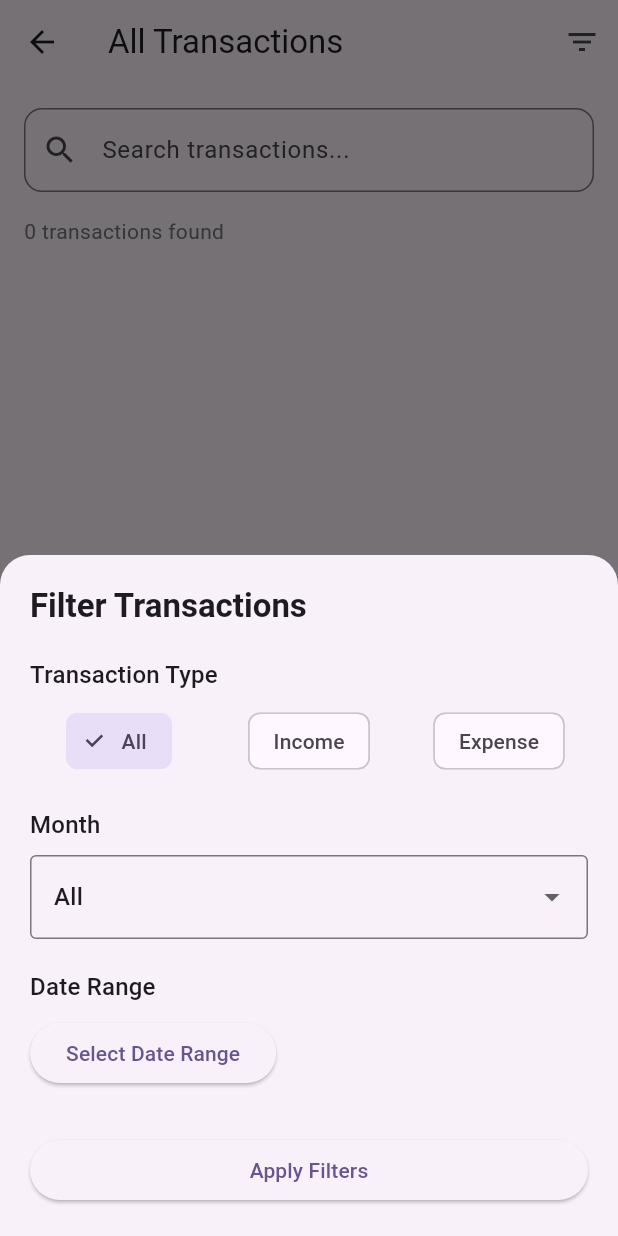
After one commit to mmsoftware100/eain-thone-mobile-app-flutter, a Flutter app: the TransactionListScreen screen opened directly, after a tap on the "filter list" icon, on a phone screen of 412 x 824 dp. The commit adds this screen. Run offline on Flutter 3.47's test engine with Material 3 defaults, Android fonts, the phone set to English and light mode, and no system bars; our stand-ins replace connectivity_plus, dio, shared_preferences, sqflite; accounts and stored records are empty.

Commit message:
transactin list updated

```diff
--- /dev/null
+++ b/lib/screens/transaction_list_screen.dart
@@ -0,0 +1,554 @@
+import 'package:flutter/material.dart';
+import 'package:provider/provider.dart';
+import 'package:intl/intl.dart';
+import '../providers/transaction_provider.dart';
+import '../models/transaction.dart';
+import 'transaction_detail_screen.dart';
+import 'transaction_form_screen.dart';
+
+class TransactionListScreen extends StatefulWidget {
+  const TransactionListScreen({super.key});
+
+  @override
+  State<TransactionListScreen> createState() => _TransactionListScreenState();
+}
+
+class _TransactionListScreenState extends State<TransactionListScreen> {
+  // Filter states
+  TransactionType? _selectedType;
+  DateTime? _startDate;
+  DateTime? _endDate;
+  String _selectedMonth = 'All';
+
+  // Pagination
+  final int _itemsPerPage = 20;
+  int _currentPage = 0;
+
+  // Search
+  final TextEditingController _searchController = TextEditingController();
+  String _searchQuery = '';
+
+  @override
+  void initState() {
+    super.initState();
+    _searchController.addListener(() {
+      setState(() {
+        _searchQuery = _searchController.text.toLowerCase();
+        _currentPage = 0; // Reset to first page when searching
+      });
+    });
+  }
+
+  @override
+  void dispose() {
+    _searchController.dispose();
+    super.dispose();
+  }
+
+  List<Transaction> _getFilteredTransactions(List<Transaction> transactions) {
+    List<Transaction> filtered = transactions;
+
+    // Filter by search query
+    if (_searchQuery.isNotEmpty) {
+      filtered = filtered.where((transaction) {
+        return transaction.description.toLowerCase().contains(_searchQuery) ||
+               transaction.category.toLowerCase().contains(_searchQuery);
+      }).toList();
+    }
+
+    // Filter by transaction type
+    if (_selectedType != null) {
+      filtered = filtered.where((transaction) => transaction.type == _selectedType).toList();
+    }
+
+    // Filter by date range
+    if (_startDate != null && _endDate != null) {
+      filtered = filtered.where((transaction) {
+        return transaction.date.isAfter(_startDate!.subtract(const Duration(days: 1))) &&
+               transaction.date.isBefore(_endDate!.add(const Duration(days: 1)));
+      }).toList();
+    }
+
+    // Filter by month
+    if (_selectedMonth != 'All') {
+      final monthIndex = _getMonthIndex(_selectedMonth);
+      filtered = filtered.where((transaction) {
+        return transaction.date.month == monthIndex;
+      }).toList();
+    }
+
+    // Sort by date (newest first)
+    filtered.sort((a, b) => b.date.compareTo(a.date));
+
+    return filtered;
+  }
+
+  List<Transaction> _getPaginatedTransactions(List<Transaction> transactions) {
+    final startIndex = _currentPage * _itemsPerPage;
+    final endIndex = (startIndex + _itemsPerPage).clamp(0, transactions.length);
+
+    if (startIndex >= transactions.length) return [];
+
+    return transactions.sublist(startIndex, endIndex);
+  }
+
+  int _getMonthIndex(String monthName) {
+    const months = [
+      'January', 'February', 'March', 'April', 'May', 'June',
+      'July', 'August', 'September', 'October', 'November', 'December'
+    ];
+    return months.indexOf(monthName) + 1;
+  }
+
+  Future<void> _selectDateRange() async {
+    final DateTimeRange? picked = await showDateRangePicker(
+      context: context,
+      firstDate: DateTime(2020),
+      lastDate: DateTime.now(),
+      initialDateRange: _startDate != null && _endDate != null
+          ? DateTimeRange(start: _startDate!, end: _endDate!)
+          : null,
+    );
+
+    if (picked != null) {
+      setState(() {
+        _startDate = picked.start;
+        _endDate = picked.end;
+        _selectedMonth = 'All'; // Reset month filter when date range is selected
+        _currentPage = 0;
+      });
+    }
+  }
+
+  void _clearFilters() {
+    setState(() {
+      _selectedType = null;
+      _startDate = null;
+      _endDate = null;
+      _selectedMonth = 'All';
+      _searchController.clear();
+      _searchQuery = '';
+      _currentPage = 0;
+    });
+  }
+
+  @override
+  Widget build(BuildContext context) {
+    return Scaffold(
+      appBar: AppBar(
+        title: const Text('All Transactions'),
+        elevation: 0,
+        actions: [
+          IconButton(
+            icon: const Icon(Icons.filter_list),
+            onPressed: _showFilterBottomSheet,
+          ),
+        ],
+      ),
+      body: Consumer<TransactionProvider>(
+        builder: (context, transactionProvider, child) {
+          if (transactionProvider.isLoading) {
+            return const Center(child: CircularProgressIndicator());
+          }
+
+          final filteredTransactions = _getFilteredTransactions(transactionProvider.transactions);
+          final paginatedTransactions = _getPaginatedTransactions(filteredTransactions);
+          final totalPages = (filteredTransactions.length / _itemsPerPage).ceil();
+
+          return Column(
+            children: [
+              // Search Bar
+              Padding(
+                padding: const EdgeInsets.all(16.0),
+                child: TextField(
+                  controller: _searchController,
+                  decoration: InputDecoration(
+                    hintText: 'Search transactions...',
+                    prefixIcon: const Icon(Icons.search),
+                    suffixIcon: _searchQuery.isNotEmpty
+                        ? IconButton(
+                            icon: const Icon(Icons.clear),
+                            onPressed: () {
+                              _searchController.clear();
+                            },
+                          )
+                        : null,
+                    border: OutlineInputBorder(
+                      borderRadius: BorderRadius.circular(12),
+                    ),
+                  ),
+                ),
+              ),
+
+              // Active Filters Display
+              if (_hasActiveFilters()) _buildActiveFiltersChips(),
+
+              // Results Summary
+              Padding(
+                padding: const EdgeInsets.symmetric(horizontal: 16.0),
+                child: Row(
+                  children: [
+                    Text(
+                      '${filteredTransactions.length} transactions found',
+                      style: Theme.of(context).textTheme.bodyMedium?.copyWith(
+                        color: Colors.grey[600],
+                      ),
+                    ),
+                    const Spacer(),
+                    if (_hasActiveFilters())
+                      TextButton(
+                        onPressed: _clearFilters,
+                        child: const Text('Clear All'),
+                      ),
+                  ],
+                ),
+              ),
+
+              // Transaction List
+              Expanded(
+                child: filteredTransactions.isEmpty
+                    ? _buildEmptyState()
+                    : ListView.builder(
+                        itemCount: paginatedTransactions.length,
+                        itemBuilder: (context, index) {
+                          final transaction = paginatedTransactions[index];
+                          return _buildTransactionCard(transaction);
+                        },
+                      ),
+              ),
+
+              // Pagination Controls
+              if (totalPages > 1) _buildPaginationControls(totalPages),
+            ],
+          );
+        },
+      ),
+      floatingActionButton: FloatingActionButton(
+        onPressed: () {
+          Navigator.push(
+            context,
+            MaterialPageRoute(
+              builder: (context) => const TransactionFormScreen(),
+            ),
+          );
+        },
+        child: const Icon(Icons.add),
+      ),
+    );
+  }
+
+  Widget _buildTransactionCard(Transaction transaction) {
+    return Card(
+      margin: const EdgeInsets.symmetric(horizontal: 16, vertical: 4),
+      child: ListTile(
+        leading: CircleAvatar(
+          backgroundColor: transaction.type == TransactionType.income
+              ? Colors.green.withOpacity(0.1)
+              : Colors.red.withOpacity(0.1),
+          child: Icon(
+            transaction.type == TransactionType.income
+                ? Icons.add_circle_outline
+                : Icons.remove_circle_outline,
+            color: transaction.type == TransactionType.income
+                ? Colors.green
+                : Colors.red,
+          ),
+        ),
+        title: Text(
+          transaction.description,
+          style: const TextStyle(fontWeight: FontWeight.w500),
+        ),
+        subtitle: Column(
+          crossAxisAlignment: CrossAxisAlignment.start,
+          children: [
+            Text(transaction.category),
+            Text(
+              DateFormat('MMM dd, yyyy').format(transaction.date),
+              style: TextStyle(
+                fontSize: 12,
+                color: Colors.grey[600],
+              ),
+            ),
+          ],
+        ),
+        trailing: Text(
+          '${transaction.type == TransactionType.income ? '+' : '-'}\$${transaction.amount.toStringAsFixed(2)}',
+          style: TextStyle(
+            fontWeight: FontWeight.bold,
+            fontSize: 16,
+            color: transaction.type == TransactionType.income
+                ? Colors.green
+                : Colors.red,
+          ),
+        ),
+        onTap: () {
+          Navigator.push(
+            context,
+            MaterialPageRoute(
+              builder: (context) => TransactionDetailScreen(transaction: transaction),
+            ),
+          );
+        },
+      ),
+    );
+  }
+
+  Widget _buildEmptyState() {
+    return Center(
+      child: Column(
+        mainAxisAlignment: MainAxisAlignment.center,
+        children: [
+          Icon(
+            Icons.search_off,
+            size: 64,
+            color: Colors.grey[400],
+          ),
+          const SizedBox(height: 16),
+          Text(
+            'No transactions found',
+            style: Theme.of(context).textTheme.titleMedium?.copyWith(
+              color: Colors.grey[600],
+            ),
+          ),
+          const SizedBox(height: 8),
+          Text(
+            'Try adjusting your filters or search terms',
+            style: Theme.of(context).textTheme.bodyMedium?.copyWith(
+              color: Colors.grey[500],
+            ),
+          ),
+        ],
+      ),
+    );
+  }
+
+  Widget _buildActiveFiltersChips() {
+    return Container(
+      height: 50,
+      padding: const EdgeInsets.symmetric(horizontal: 16),
+      child: ListView(
+        scrollDirection: Axis.horizontal,
+        children: [
+          if (_selectedType != null)
+            Padding(
+              padding: const EdgeInsets.only(right: 8),
+              child: Chip(
+                label: Text(_selectedType == TransactionType.income ? 'Income' : 'Expense'),
+                onDeleted: () {
+                  setState(() {
+                    _selectedType = null;
+                    _currentPage = 0;
+                  });
+                },
+              ),
+            ),
+          if (_selectedMonth != 'All')
+            Padding(
+              padding: const EdgeInsets.only(right: 8),
+              child: Chip(
+                label: Text(_selectedMonth),
+                onDeleted: () {
+                  setState(() {
+                    _selectedMonth = 'All';
+                    _currentPage = 0;
+                  });
+                },
+              ),
+            ),
+          if (_startDate != null && _endDate != null)
+            Padding(
+              padding: const EdgeInsets.only(right: 8),
+              child: Chip(
+                label: Text(
+                  '${DateFormat('MMM dd').format(_startDate!)} - ${DateFormat('MMM dd').format(_endDate!)}',
+                ),
+                onDeleted: () {
+                  setState(() {
+                    _startDate = null;
+                    _endDate = null;
+                    _currentPage = 0;
+                  });
+                },
+              ),
+            ),
+        ],
+      ),
+    );
+  }
+
+  Widget _buildPaginationControls(int totalPages) {
+    return Container(
+      padding: const EdgeInsets.all(16),
+      child: Row(
+        mainAxisAlignment: MainAxisAlignment.spaceBetween,
+        children: [
+          ElevatedButton(
+            onPressed: _currentPage > 0
+                ? () {
+                    setState(() {
+                      _currentPage--;
+                    });
+                  }
+                : null,
+            child: const Text('Previous'),
+          ),
+          Text(
+            'Page ${_currentPage + 1} of $totalPages',
+            style: Theme.of(context).textTheme.bodyMedium,
+          ),
+          ElevatedButton(
+            onPressed: _currentPage < totalPages - 1
+                ? () {
+                    setState(() {
+                      _currentPage++;
+                    });
+                  }
+                : null,
+            child: const Text('Next'),
+          ),
+        ],
+      ),
+    );
+  }
+
+  bool _hasActiveFilters() {
+    return _selectedType != null ||
+           _selectedMonth != 'All' ||
+           (_startDate != null && _endDate != null) ||
+           _searchQuery.isNotEmpty;
+  }
+
+  void _showFilterBottomSheet() {
+    showModalBottomSheet(
+      context: context,
+      isScrollControlled: true,
+      shape: const RoundedRectangleBorder(
+        borderRadius: BorderRadius.vertical(top: Radius.circular(20)),
+      ),
+      builder: (context) => StatefulBuilder(
+        builder: (context, setModalState) => Container(
+          padding: const EdgeInsets.all(20),
+          child: Column(
+            mainAxisSize: MainAxisSize.min,
+            crossAxisAlignment: CrossAxisAlignment.start,
+            children: [
+              Text(
+                'Filter Transactions',
+                style: Theme.of(context).textTheme.titleLarge?.copyWith(
+                  fontWeight: FontWeight.bold,
+                ),
+              ),
+              const SizedBox(height: 20),
+
+              // Transaction Type Filter
+              Text(
+                'Transaction Type',
+                style: Theme.of(context).textTheme.titleMedium,
+              ),
+              const SizedBox(height: 8),
+              Row(
+                children: [
+                  Expanded(
+                    child: FilterChip(
+                      label: const Text('All'),
+                      selected: _selectedType == null,
+                      onSelected: (selected) {
+                        setModalState(() {
+                          _selectedType = null;
+                        });
+                      },
+                    ),
+                  ),
+                  const SizedBox(width: 8),
+                  Expanded(
+                    child: FilterChip(
+                      label: const Text('Income'),
+                      selected: _selectedType == TransactionType.income,
+                      onSelected: (selected) {
+                        setModalState(() {
+                          _selectedType = selected ? TransactionType.income : null;
+                        });
+                      },
+                    ),
+                  ),
+                  const SizedBox(width: 8),
+                  Expanded(
+                    child: FilterChip(
+                      label: const Text('Expense'),
+                      selected: _selectedType == TransactionType.expense,
+                      onSelected: (selected) {
+                        setModalState(() {
+                          _selectedType = selected ? TransactionType.expense : null;
+                        });
+                      },
+                    ),
+                  ),
+                ],
+              ),
+              const SizedBox(height: 20),
+
+              // Month Filter
+              Text(
+                'Month',
+                style: Theme.of(context).textTheme.titleMedium,
+              ),
+              const SizedBox(height: 8),
+              DropdownButtonFormField<String>(
+                value: _selectedMonth,
+                decoration: const InputDecoration(
+                  border: OutlineInputBorder(),
+                ),
+                items: [
+                  'All',
+                  'January', 'February', 'March', 'April', 'May', 'June',
+                  'July', 'August', 'September', 'October', 'November', 'December'
+                ].map((month) {
+                  return DropdownMenuItem(
+                    value: month,
+                    child: Text(month),
+                  );
+                }).toList(),
+                onChanged: (value) {
+                  setModalState(() {
+                    _selectedMonth = value!;
+                  });
+                },
+              ),
+              const SizedBox(height: 20),
+
+              // Date Range Filter
+              Text(
+                'Date Range',
+                style: Theme.of(context).textTheme.titleMedium,
+              ),
+              const SizedBox(height: 8),
+              ElevatedButton(
+                onPressed: _selectDateRange,
+                child: Text(
+                  _startDate != null && _endDate != null
+                      ? '${DateFormat('MMM dd, yyyy').format(_startDate!)} - ${DateFormat('MMM dd, yyyy').format(_endDate!)}'
+                      : 'Select Date Range',
+                ),
+              ),
+              const SizedBox(height: 30),
+
+              // Apply Filters Button
+              SizedBox(
+                width: double.infinity,
+                child: ElevatedButton(
+                  onPressed: () {
+                    setState(() {
+                      _currentPage = 0;
+                    });
+                    Navigator.pop(context);
+                  },
+                  child: const Text('Apply Filters'),
+                ),
+              ),
+            ],
+          ),
+        ),
+      ),
+    );
+  }
+}
```
Also changed, not shown: lib/screens/home_screen.dart (+7 -1 lines), 1 other file.
